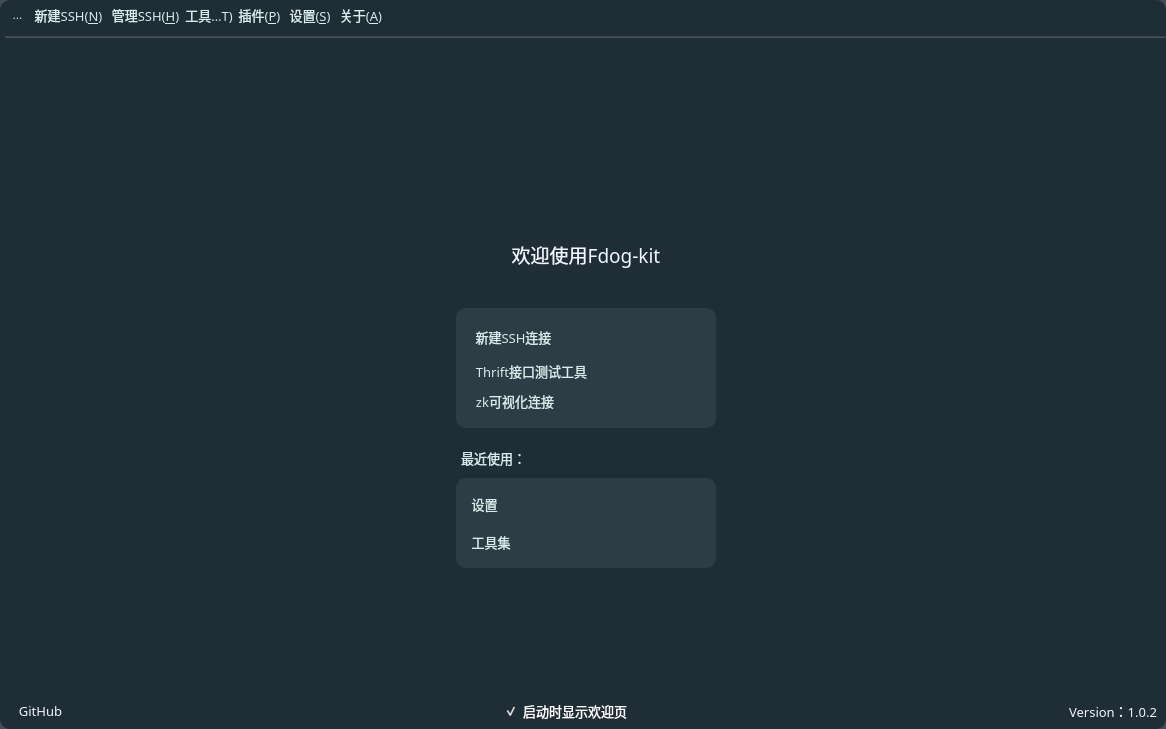
First picture: the form in source/mainwindow.ui, repository HuaGouFdog/Fdog-Kit, before the edit.
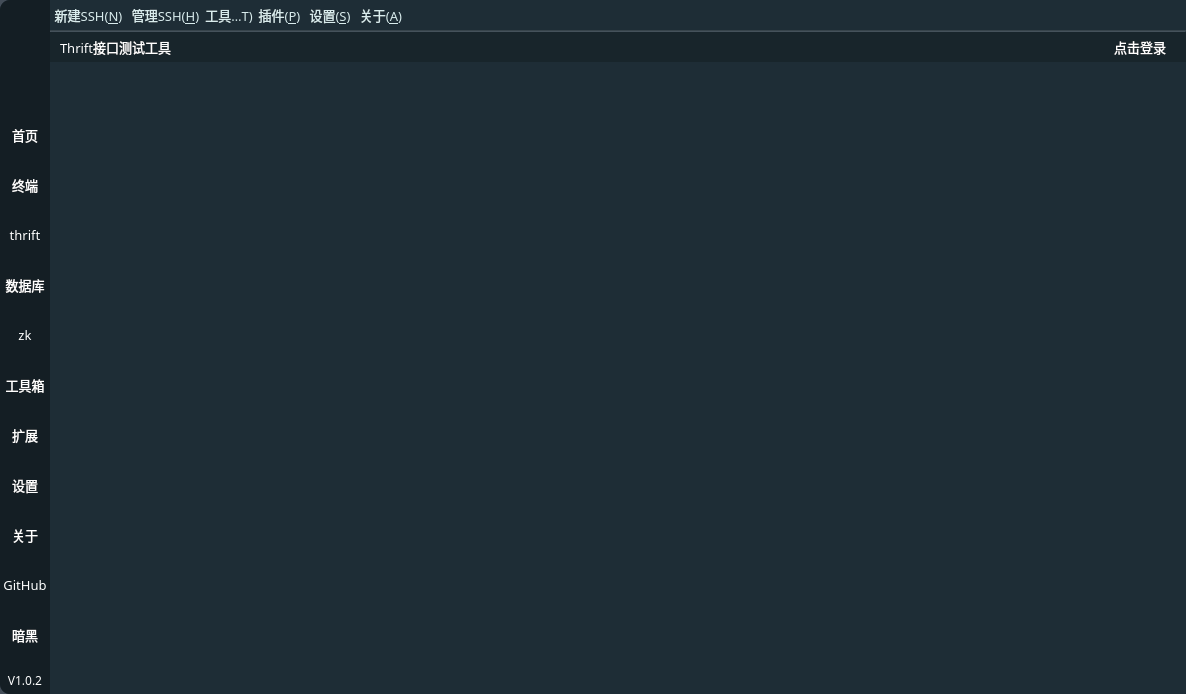
Second picture: the form after the edit. The open tabs and pages were chosen to show the change. Icons and pictures are not drawn.

Commit message: 优化界面UI，修复有几率解析thrift异常

What changed in the file:
```diff
--- a/source/mainwindow.ui
+++ b/source/mainwindow.ui
@@ -6,8 +6,8 @@
    <rect>
     <x>0</x>
     <y>0</y>
-    <width>1166</width>
-    <height>729</height>
+    <width>1186</width>
+    <height>694</height>
    </rect>
   </property>
   <property name="minimumSize">
@@ -93,12 +93,694 @@
     <string notr="true">background-color: rgb(30, 45, 54);
 color: rgb(255, 255, 255);</string>
    </property>
+   <layout class="QHBoxLayout" name="horizontalLayout_12">
+    <property name="spacing">
+     <number>0</number>
+    </property>
+    <property name="leftMargin">
+     <number>0</number>
+    </property>
+    <property name="topMargin">
+     <number>0</number>
+    </property>
+    <property name="rightMargin">
+     <number>0</number>
+    </property>
+    <property name="bottomMargin">
+     <number>0</number>
+    </property>
+    <item>
+     <widget class="QWidget" name="widget_side" native="true">
+      <property name="minimumSize">
+       <size>
+        <width>50</width>
+        <height>0</height>
+       </size>
+      </property>
+      <property name="maximumSize">
+       <size>
+        <width>50</width>
+        <height>16777215</height>
+       </size>
+      </property>
+      <property name="styleSheet">
+       <string notr="true">#widget_side {
+	color: rgb(255, 255, 255);
+	border-top-left-radius: 10px;
+	border-bottom-left-radius: 10px;
+	background-color: rgb(20, 30, 36);
+}
+
+
+QToolButton {
+	color: rgb(255, 255, 255);
+	background-color: rgba(94, 255, 210, 0);
+	border: none;
+}
+
+QToolButton::menu-indicator { 
+	image: None;
+}
+
+ 
+QToolButton:hover {
+	color: rgb(255, 255, 255);
+	
+	background-color: rgb(32, 49, 59);
+	border: none;
+}
+
+
+QLabel {
+color: rgb(255, 255, 255);
+border: none;
+background-color: rgba(255, 255, 255, 0);
+}</string>
+      </property>
+      <layout class="QVBoxLayout" name="verticalLayout_12">
+       <property name="spacing">
+        <number>0</number>
+       </property>
+       <property name="leftMargin">
+        <number>0</number>
+       </property>
+       <property name="topMargin">
+        <number>20</number>
+       </property>
+       <property name="rightMargin">
+        <number>0</number>
+       </property>
+       <property name="bottomMargin">
+        <number>5</number>
+       </property>
+       <item>
+        <widget class="QLabel" name="label_side_icon">
+         <property name="minimumSize">
+          <size>
+           <width>50</width>
+           <height>30</height>
+          </size>
+         </property>
+         <property name="maximumSize">
+          <size>
+           <width>50</width>
+           <height>30</height>
+          </size>
+         </property>
+         <property name="styleSheet">
+          <string notr="true">image: url(:/lib/icon9.png);</string>
+         </property>
+         <property name="text">
+          <string/>
+         </property>
+        </widget>
+       </item>
+       <item>
+        <spacer name="verticalSpacer_side_1">
+         <property name="orientation">
+          <enum>Qt::Vertical</enum>
+         </property>
+         <property name="sizeType">
+          <enum>QSizePolicy::Fixed</enum>
+         </property>
+         <property name="sizeHint" stdset="0">
+          <size>
+           <width>20</width>
+           <height>60</height>
+          </size>
+         </property>
+        </spacer>
+       </item>
+       <item>
+        <widget class="QToolButton" name="toolButton_side_home">
+         <property name="minimumSize">
+          <size>
+           <width>50</width>
+           <height>50</height>
+          </size>
+         </property>
+         <property name="maximumSize">
+          <size>
+           <width>50</width>
+           <height>50</height>
+          </size>
+         </property>
+         <property name="font">
+          <font>
+           <family>OPPOSans B</family>
+           <pointsize>10</pointsize>
+          </font>
+         </property>
+         <property name="toolTip">
+          <string>首页</string>
+         </property>
+         <property name="styleSheet">
+          <string notr="true"/>
+         </property>
+         <property name="text">
+          <string>首页</string>
+         </property>
+         <property name="icon">
+          <iconset resource="lib.qrc">
+           <normaloff>:/lib/home.png</normaloff>:/lib/home.png</iconset>
+         </property>
+         <property name="iconSize">
+          <size>
+           <width>25</width>
+           <height>25</height>
+          </size>
+         </property>
+         <property name="checkable">
+          <bool>true</bool>
+         </property>
+         <property name="toolButtonStyle">
+          <enum>Qt::ToolButtonIconOnly</enum>
+         </property>
+        </widget>
+       </item>
+       <item>
+        <widget class="QToolButton" name="toolButton_side_shell">
+         <property name="minimumSize">
+          <size>
+           <width>50</width>
+           <height>50</height>
+          </size>
+         </property>
+         <property name="maximumSize">
+          <size>
+           <width>50</width>
+           <height>50</height>
+          </size>
+         </property>
+         <property name="font">
+          <font>
+           <family>OPPOSans B</family>
+           <pointsize>10</pointsize>
+          </font>
+         </property>
+         <property name="toolTip">
+          <string>终端连接</string>
+         </property>
+         <property name="styleSheet">
+          <string notr="true"/>
+         </property>
+         <property name="text">
+          <string>终端</string>
+         </property>
+         <property name="icon">
+          <iconset resource="lib.qrc">
+           <normaloff>:/lib/shell_side.png</normaloff>:/lib/shell_side.png</iconset>
+         </property>
+         <property name="iconSize">
+          <size>
+           <width>25</width>
+           <height>25</height>
+          </size>
+         </property>
+         <property name="checkable">
+          <bool>true</bool>
+         </property>
+         <property name="toolButtonStyle">
+          <enum>Qt::ToolButtonIconOnly</enum>
+         </property>
+        </widget>
+       </item>
+       <item>
+        <widget class="QToolButton" name="toolButton_side_thrift">
+         <property name="minimumSize">
+          <size>
+           <width>50</width>
+           <height>50</height>
+          </size>
+         </property>
+         <property name="maximumSize">
+          <size>
+           <width>50</width>
+           <height>50</height>
+          </size>
+         </property>
+         <property name="font">
+          <font>
+           <family>OPPOSans B</family>
+           <pointsize>10</pointsize>
+          </font>
+         </property>
+         <property name="toolTip">
+          <string>thrift接口测试</string>
+         </property>
+         <property name="styleSheet">
+          <string notr="true"/>
+         </property>
+         <property name="text">
+          <string>thrift</string>
+         </property>
+         <property name="icon">
+          <iconset resource="lib.qrc">
+           <normaloff>:/lib/func.png</normaloff>:/lib/func.png</iconset>
+         </property>
+         <property name="iconSize">
+          <size>
+           <width>25</width>
+           <height>25</height>
+          </size>
+         </property>
+         <property name="checkable">
+          <bool>true</bool>
+         </property>
+         <property name="toolButtonStyle">
+          <enum>Qt::ToolButtonIconOnly</enum>
+         </property>
+        </widget>
+       </item>
+       <item>
+        <widget class="QToolButton" name="toolButton_side_mysql">
+         <property name="minimumSize">
+          <size>
+           <width>50</width>
+           <height>50</height>
+          </size>
+         </property>
+         <property name="maximumSize">
+          <size>
+           <width>50</width>
+           <height>50</height>
+          </size>
+         </property>
+         <property name="font">
+          <font>
+           <family>OPPOSans B</family>
+           <pointsize>10</pointsize>
+          </font>
+         </property>
+         <property name="toolTip">
+          <string>数据库连接</string>
+         </property>
+         <property name="styleSheet">
+          <string notr="true"/>
+         </property>
+         <property name="locale">
+          <locale language="English" country="UnitedStates"/>
+         </property>
+         <property name="text">
+          <string>数据库</string>
+         </property>
+         <property name="icon">
+          <iconset resource="lib.qrc">
+           <normaloff>:/lib/mysql.png</normaloff>:/lib/mysql.png</iconset>
+         </property>
+         <property name="iconSize">
+          <size>
+           <width>25</width>
+           <height>25</height>
+          </size>
+         </property>
+         <property name="checkable">
+          <bool>true</bool>
+         </property>
+         <property name="toolButtonStyle">
+          <enum>Qt::ToolButtonIconOnly</enum>
+         </property>
+        </widget>
+       </item>
+       <item>
+        <widget class="QToolButton" name="toolButton_side_zookeeper">
+         <property name="minimumSize">
+          <size>
+           <width>50</width>
+           <height>50</height>
+          </size>
+         </property>
+         <property name="maximumSize">
+          <size>
+           <width>50</width>
+           <height>50</height>
+          </size>
+         </property>
+         <property name="font">
+          <font>
+           <family>OPPOSans B</family>
+           <pointsize>10</pointsize>
+          </font>
+         </property>
+         <property name="toolTip">
+          <string>zk连接</string>
+         </property>
+         <property name="styleSheet">
+          <string notr="true"/>
+         </property>
+         <property name="text">
+          <string>zk</string>
+         </property>
+         <property name="icon">
+          <iconset resource="lib.qrc">
+           <normaloff>:/lib/Zookeeper.png</normaloff>:/lib/Zookeeper.png</iconset>
+         </property>
+         <property name="iconSize">
+          <size>
+           <width>25</width>
+           <height>25</height>
+          </size>
+         </property>
+         <property name="checkable">
+          <bool>true</bool>
+         </property>
+         <property name="toolButtonStyle">
+          <enum>Qt::ToolButtonIconOnly</enum>
+         </property>
+        </widget>
+       </item>
+       <item>
+        <widget class="QToolButton" name="toolButton_side_tool">
+         <property name="minimumSize">
+          <size>
+           <width>50</width>
+           <height>50</height>
+          </size>
+         </property>
+         <property name="maximumSize">
+          <size>
+           <width>50</width>
+           <height>50</height>
+          </size>
+         </property>
+         <property name="font">
+          <font>
+           <family>OPPOSans B</family>
+           <pointsize>10</pointsize>
+          </font>
+         </property>
+         <property name="toolTip">
+          <string>工具箱</string>
+         </property>
+         <property name="styleSheet">
+          <string notr="true"/>
+         </property>
+         <property name="text">
+          <string>工具箱</string>
+         </property>
+         <property name="icon">
+          <iconset resource="lib.qrc">
+           <normaloff>:/lib/tool2.png</normaloff>:/lib/tool2.png</iconset>
+         </property>
+         <property name="iconSize">
+          <size>
+           <width>25</width>
+           <height>25</height>
+          </size>
+         </property>
+         <property name="checkable">
+          <bool>true</bool>
+         </property>
+         <property name="toolButtonStyle">
+          <enum>Qt::ToolButtonIconOnly</enum>
+         </property>
+        </widget>
+       </item>
+       <item>
+        <widget class="QToolButton" name="toolButton_side_plugIn">
+         <property name="minimumSize">
+          <size>
+           <width>50</width>
+           <height>50</height>
+          </size>
+         </property>
+         <property name="maximumSize">
+          <size>
+           <width>50</width>
+           <height>50</height>
+          </size>
+         </property>
+         <property name="font">
+          <font>
+           <family>OPPOSans B</family>
+           <pointsize>10</pointsize>
+          </font>
+         </property>
+         <property name="toolTip">
+          <string>扩展</string>
+         </property>
+         <property name="styleSheet">
+          <string notr="true"/>
+         </property>
+         <property name="text">
+          <string>扩展</string>
+         </property>
+         <property name="icon">
+          <iconset resource="lib.qrc">
+           <normaloff>:/lib/tool_plugIn.png</normaloff>:/lib/tool_plugIn.png</iconset>
+         </property>
+         <property name="iconSize">
+          <size>
+           <width>25</width>
+           <height>25</height>
+          </size>
+         </property>
+         <property name="checkable">
+          <bool>true</bool>
+         </property>
+         <property name="toolButtonStyle">
+          <enum>Qt::ToolButtonIconOnly</enum>
+         </property>
+        </widget>
+       </item>
+       <item>
+        <widget class="QToolButton" name="toolButton_side_setting">
+         <property name="minimumSize">
+          <size>
+           <width>50</width>
+           <height>50</height>
+          </size>
+         </property>
+         <property name="maximumSize">
+          <size>
+           <width>50</width>
+           <height>50</height>
+          </size>
+         </property>
+         <property name="font">
+          <font>
+           <family>OPPOSans B</family>
+           <pointsize>10</pointsize>
+          </font>
+         </property>
+         <property name="toolTip">
+          <string>设置</string>
+         </property>
+         <property name="styleSheet">
+          <string notr="true"/>
+         </property>
+         <property name="text">
+          <string>设置</string>
+         </property>
+         <property name="icon">
+          <iconset resource="lib.qrc">
+           <normaloff>:/lib/setting2.png</normaloff>:/lib/setting2.png</iconset>
+         </property>
+         <property name="iconSize">
+          <size>
+           <width>25</width>
+           <height>25</height>
+          </size>
+         </property>
+         <property name="checkable">
+          <bool>true</bool>
+         </property>
+         <property name="toolButtonStyle">
+          <enum>Qt::ToolButtonIconOnly</enum>
+         </property>
+        </widget>
+       </item>
+       <item>
+        <widget class="QToolButton" name="toolButton_side_about">
+         <property name="minimumSize">
+          <size>
+           <width>50</width>
+           <height>50</height>
+          </size>
+         </property>
+         <property name="maximumSize">
+          <size>
+           <width>50</width>
+           <height>50</height>
+          </size>
+         </property>
+         <property name="font">
+          <font>
+           <family>OPPOSans B</family>
+           <pointsize>10</pointsize>
+          </font>
+         </property>
+         <property name="toolTip">
+          <string>关于</string>
+         </property>
+         <property name="styleSheet">
+          <string notr="true"/>
+         </property>
+         <property name="text">
+          <string>关于</string>
+         </property>
+         <property name="icon">
+          <iconset resource="lib.qrc">
+           <normaloff>:/lib/about.png</normaloff>:/lib/about.png</iconset>
+         </property>
+         <property name="iconSize">
+          <size>
+           <width>25</width>
+           <height>25</height>
+          </size>
+         </property>
+         <property name="checkable">
+          <bool>true</bool>
+         </property>
+         <property name="toolButtonStyle">
+          <enum>Qt::ToolButtonIconOnly</enum>
+         </property>
+        </widget>
+       </item>
+       <item>
+        <widget class="QToolButton" name="toolButton_side_github">
+         <property name="minimumSize">
+          <size>
+           <width>50</width>
+           <height>50</height>
+          </size>
+         </property>
+         <property name="maximumSize">
+          <size>
+           <width>50</width>
+           <height>50</height>
+          </size>
+         </property>
+         <property name="font">
+          <font>
+           <family>OPPOSans B</family>
+           <pointsize>10</pointsize>
+          </font>
+         </property>
+         <property name="toolTip">
+          <string>github</string>
+         </property>
+         <property name="styleSheet">
+          <string notr="true"/>
+         </property>
+         <property name="text">
+          <string>GitHub</string>
+         </property>
+         <property name="icon">
+          <iconset resource="lib.qrc">
+           <normaloff>:/lib/github.png</normaloff>:/lib/github.png</iconset>
+         </property>
+         <property name="iconSize">
+          <size>
+           <width>25</width>
+           <height>25</height>
+          </size>
+         </property>
+         <property name="toolButtonStyle">
+          <enum>Qt::ToolButtonIconOnly</enum>
+         </property>
+        </widget>
+       </item>
+       <item>
+        <widget class="QToolButton" name="toolButton_side_theme">
+         <property name="minimumSize">
+          <size>
+           <width>50</width>
+           <height>50</height>
+          </size>
+         </property>
+         <property name="maximumSize">
+          <size>
+           <width>50</width>
+           <height>50</height>
+          </size>
+         </property>
+         <property name="font">
+          <font>
+           <family>OPPOSans B</family>
+           <pointsize>10</pointsize>
+          </font>
+         </property>
+         <property name="toolTip">
+          <string>暗黑模式</string>
+         </property>
+         <property name="toolTipDuration">
+          <number>-1</number>
+         </property>
+         <property name="styleSheet">
+          <string notr="true"/>
+         </property>
+         <property name="text">
+          <string>暗黑</string>
+         </property>
+         <property name="icon">
+          <iconset resource="lib.qrc">
+           <normaloff>:/lib/black_mode.png</normaloff>:/lib/black_mode.png</iconset>
+         </property>
+         <property name="iconSize">
+          <size>
+           <width>25</width>
+           <height>25</height>
+          </size>
+         </property>
+         <property name="toolButtonStyle">
+          <enum>Qt::ToolButtonIconOnly</enum>
+         </property>
+        </widget>
+       </item>
+       <item>
+        <spacer name="verticalSpacer_side_2">
+         <property name="orientation">
+          <enum>Qt::Vertical</enum>
+         </property>
+         <property name="sizeHint" stdset="0">
+          <size>
+           <width>20</width>
+           <height>40</height>
+          </size>
+         </property>
+        </spacer>
+       </item>
+       <item>
+        <widget class="QLabel" name="label_side_version">
+         <property name="minimumSize">
+          <size>
+           <width>50</width>
+           <height>0</height>
+          </size>
+         </property>
+         <property name="font">
+          <font>
+           <family>OPPOSans B</family>
+           <pointsize>9</pointsize>
+           <stylestrategy>PreferAntialias</stylestrategy>
+          </font>
+         </property>
+         <property name="styleSheet">
+          <string notr="true"/>
+         </property>
+         <property name="text">
+          <string>V1.0.2</string>
+         </property>
+         <property name="alignment">
+          <set>Qt::AlignCenter</set>
+         </property>
+        </widget>
+       </item>
+      </layout>
+     </widget>
+    </item>
+    <item>
+     <widget class="QWidget" name="widget_8" native="true">
+      <property name="styleSheet">
+       <string notr="true"/>
+      </property>
    <layout class="QVBoxLayout" name="verticalLayout">
     <property name="spacing">
-     <number>6</number>
+        <number>0</number>
     </property>
     <property name="leftMargin">
-     <number>5</number>
+        <number>0</number>
     </property>
     <property name="topMargin">
      <number>0</number>
@@ -107,7 +789,7 @@
      <number>0</number>
     </property>
     <property name="bottomMargin">
-     <number>5</number>
+        <number>0</number>
     </property>
     <item>
      <widget class="QWidget" name="widget_title" native="true">
@@ -144,54 +826,6 @@
        <property name="bottomMargin">
         <number>0</number>
        </property>
-       <item>
-        <widget class="QToolButton" name="toolButton">
-         <property name="minimumSize">
-          <size>
-           <width>25</width>
-           <height>20</height>
-          </size>
-         </property>
-         <property name="maximumSize">
-          <size>
-           <width>25</width>
-           <height>20</height>
-          </size>
-         </property>
-         <property name="styleSheet">
-          <string notr="true">QToolButton {
-	
-	color: rgb(217, 236, 237);
-	background-color: rgba(255, 255, 255, 0);
-	border: none;
-}
-
-QToolButton::menu-indicator { 
-	image: None;
-}
-
- 
-QToolButton:hover {
-	color: rgb(255, 255, 255);
-	background-color: rgba(255, 255, 255, 0);
-	border: none;
-}</string>
-         </property>
-         <property name="text">
-          <string>...</string>
-         </property>
-         <property name="icon">
-          <iconset resource="lib.qrc">
-           <normaloff>:/lib/icon9.png</normaloff>:/lib/icon9.png</iconset>
-         </property>
-         <property name="iconSize">
-          <size>
-           <width>20</width>
-           <height>20</height>
-          </size>
-         </property>
-        </widget>
-       </item>
        <item>
         <widget class="QToolButton" name="toolButton_newCreate">
          <property name="minimumSize">
@@ -866,7 +1500,7 @@
       </property>
       <layout class="QVBoxLayout" name="verticalLayout_2">
        <property name="spacing">
-        <number>5</number>
+           <number>0</number>
        </property>
        <property name="leftMargin">
         <number>0</number>
@@ -880,6 +1514,154 @@
        <property name="bottomMargin">
         <number>0</number>
        </property>
+          <item>
+           <widget class="QWidget" name="widget_top_tool" native="true">
+            <property name="minimumSize">
+             <size>
+              <width>0</width>
+              <height>30</height>
+             </size>
+            </property>
+            <property name="maximumSize">
+             <size>
+              <width>16777215</width>
+              <height>30</height>
+             </size>
+            </property>
+            <property name="font">
+             <font>
+              <family>OPPOSans B</family>
+              <pointsize>10</pointsize>
+             </font>
+            </property>
+            <property name="styleSheet">
+             <string notr="true">#widget_top_tool{
+background-color: rgba(20, 30, 36, 150);
+}
+
+QToolButton {
+	color: rgb(255, 255, 255);
+	background-color: rgba(94, 255, 210, 0);
+	border: none;
+}</string>
+            </property>
+            <layout class="QHBoxLayout" name="horizontalLayout_13">
+             <property name="leftMargin">
+              <number>10</number>
+             </property>
+             <property name="topMargin">
+              <number>0</number>
+             </property>
+             <property name="rightMargin">
+              <number>20</number>
+             </property>
+             <property name="bottomMargin">
+              <number>0</number>
+             </property>
+             <item>
+              <widget class="QLabel" name="label_3">
+               <property name="font">
+                <font>
+                 <family>OPPOSans B</family>
+                 <pointsize>10</pointsize>
+                </font>
+               </property>
+               <property name="text">
+                <string>Thrift接口测试工具</string>
+               </property>
+              </widget>
+             </item>
+             <item>
+              <spacer name="horizontalSpacer_2">
+               <property name="orientation">
+                <enum>Qt::Horizontal</enum>
+               </property>
+               <property name="sizeHint" stdset="0">
+                <size>
+                 <width>953</width>
+                 <height>20</height>
+                </size>
+               </property>
+              </spacer>
+             </item>
+             <item>
+              <widget class="QToolButton" name="toolButton_top_back">
+               <property name="minimumSize">
+                <size>
+                 <width>20</width>
+                 <height>20</height>
+                </size>
+               </property>
+               <property name="maximumSize">
+                <size>
+                 <width>20</width>
+                 <height>20</height>
+                </size>
+               </property>
+               <property name="text">
+                <string/>
+               </property>
+               <property name="icon">
+                <iconset resource="lib.qrc">
+                 <normaloff>:/lib/left.png</normaloff>:/lib/left.png</iconset>
+               </property>
+               <property name="iconSize">
+                <size>
+                 <width>14</width>
+                 <height>14</height>
+                </size>
+               </property>
+              </widget>
+             </item>
+             <item>
+              <widget class="QToolButton" name="toolButton">
+               <property name="minimumSize">
+                <size>
+                 <width>20</width>
+                 <height>20</height>
+                </size>
+               </property>
+               <property name="maximumSize">
+                <size>
+                 <width>20</width>
+                 <height>20</height>
+                </size>
+               </property>
+               <property name="styleSheet">
+                <string notr="true">border-radius:25px;
+</string>
+               </property>
+               <property name="text">
+                <string/>
+               </property>
+               <property name="icon">
+                <iconset resource="lib.qrc">
+                 <normaloff>:/lib/login.png</normaloff>:/lib/login.png</iconset>
+               </property>
+               <property name="iconSize">
+                <size>
+                 <width>35</width>
+                 <height>35</height>
+                </size>
+               </property>
+              </widget>
+             </item>
+             <item>
+              <widget class="QLabel" name="label_2">
+               <property name="font">
+                <font>
+                 <family>OPPOSans B</family>
+                 <pointsize>10</pointsize>
+                </font>
+               </property>
+               <property name="text">
+                <string>点击登录</string>
+               </property>
+              </widget>
+             </item>
+            </layout>
+           </widget>
+          </item>
        <item>
         <widget class="QStackedWidget" name="stackedWidget">
          <property name="styleSheet">
@@ -4003,12 +4785,29 @@
            </item>
           </layout>
          </widget>
-        </widget>
+            <widget class="QWidget" name="page_setting">
+             <widget class="QWidget" name="widget_4" native="true">
+              <property name="geometry">
+               <rect>
+                <x>230</x>
+                <y>60</y>
+                <width>251</width>
+                <height>451</height>
+               </rect>
+              </property>
+             </widget>
+            </widget>
+           </widget>
        </item>
       </layout>
      </widget>
     </item>
    </layout>
+     </widget>
+    </item>
+   </layout>
+   <zorder>widget_8</zorder>
+   <zorder>widget_side</zorder>
   </widget>
  </widget>
  <layoutdefault spacing="6" margin="11"/>
```
Lines whose indentation alone changed are shown as unchanged. The commit also changes 37 other files.
